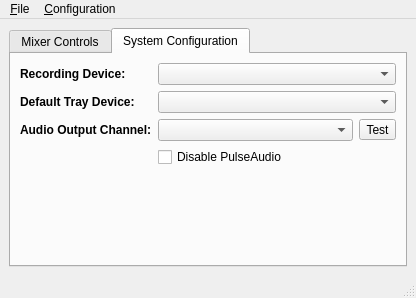
Old version of the form src-qt5/MixerGUI.ui in the repository q5sys/pc-mixer.
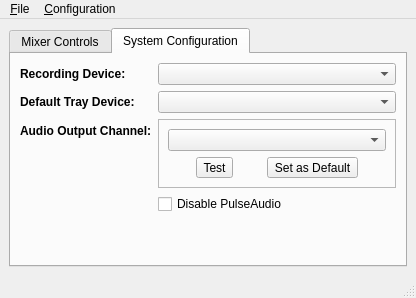
New version of the form. The open tabs and pages were chosen to show the change. Icons and pictures are not drawn.

Commit message: Add a button to pc-mixer to run sysrc and set the system-wide default audio output through qsudo.

```diff
--- a/src-qt5/MixerGUI.ui
+++ b/src-qt5/MixerGUI.ui
@@ -113,25 +113,47 @@
           </property>
          </widget>
         </item>
+        <item row="4" column="1">
+         <widget class="QCheckBox" name="check_disablepulse">
+          <property name="text">
+           <string>Disable PulseAudio</string>
+          </property>
+         </widget>
+        </item>
         <item row="3" column="1">
-         <layout class="QHBoxLayout" name="horizontalLayout">
+         <widget class="QFrame" name="">
+          <property name="frameShape">
+           <enum>QFrame::StyledPanel</enum>
+          </property>
+          <layout class="QVBoxLayout" name="verticalLayout_3">
           <item>
            <widget class="QComboBox" name="combo_outdevice"/>
           </item>
           <item>
+            <layout class="QHBoxLayout" name="horizontalLayout">
+             <item>
            <widget class="QToolButton" name="tool_test">
+               <property name="statusTip">
+                <string>Test the current device</string>
+               </property>
             <property name="text">
              <string>Test</string>
             </property>
            </widget>
           </item>
-         </layout>
-        </item>
-        <item row="4" column="1">
-         <widget class="QCheckBox" name="check_disablepulse">
+             <item>
+              <widget class="QToolButton" name="tool_set_default">
+               <property name="statusTip">
+                <string>Set the current device as the system-wide default</string>
+               </property>
           <property name="text">
-           <string>Disable PulseAudio</string>
-          </property>
+                <string>Set as Default</string>
+               </property>
+              </widget>
+             </item>
+            </layout>
+           </item>
+          </layout>
          </widget>
         </item>
        </layout>
```
Lines whose indentation alone changed are shown as unchanged. The commit also changes 2 other files.
